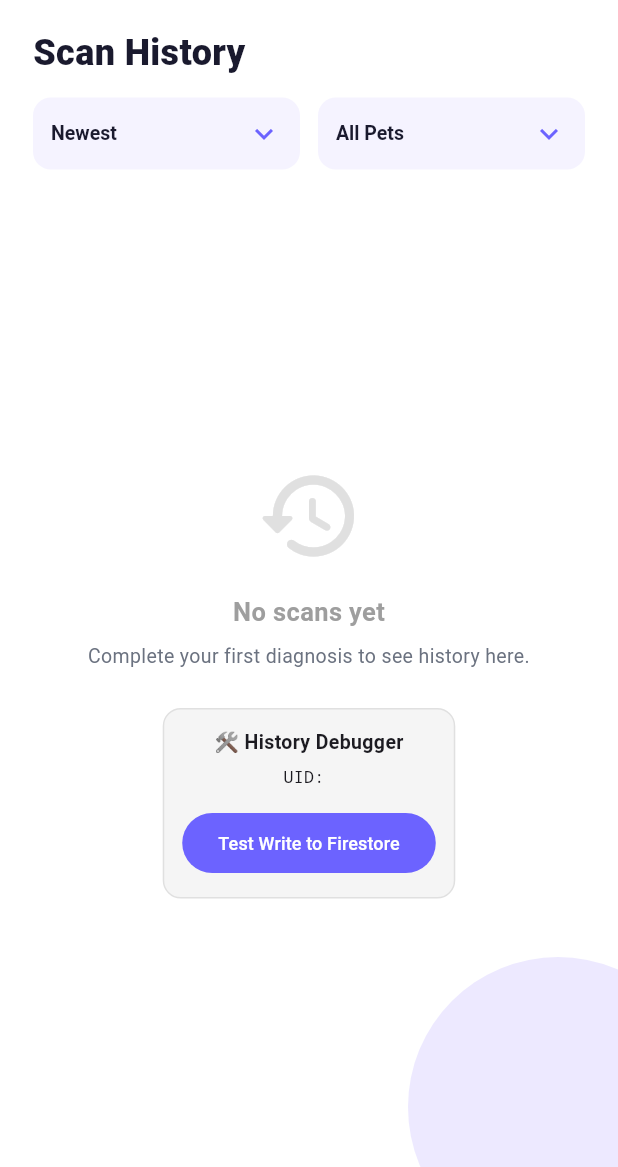
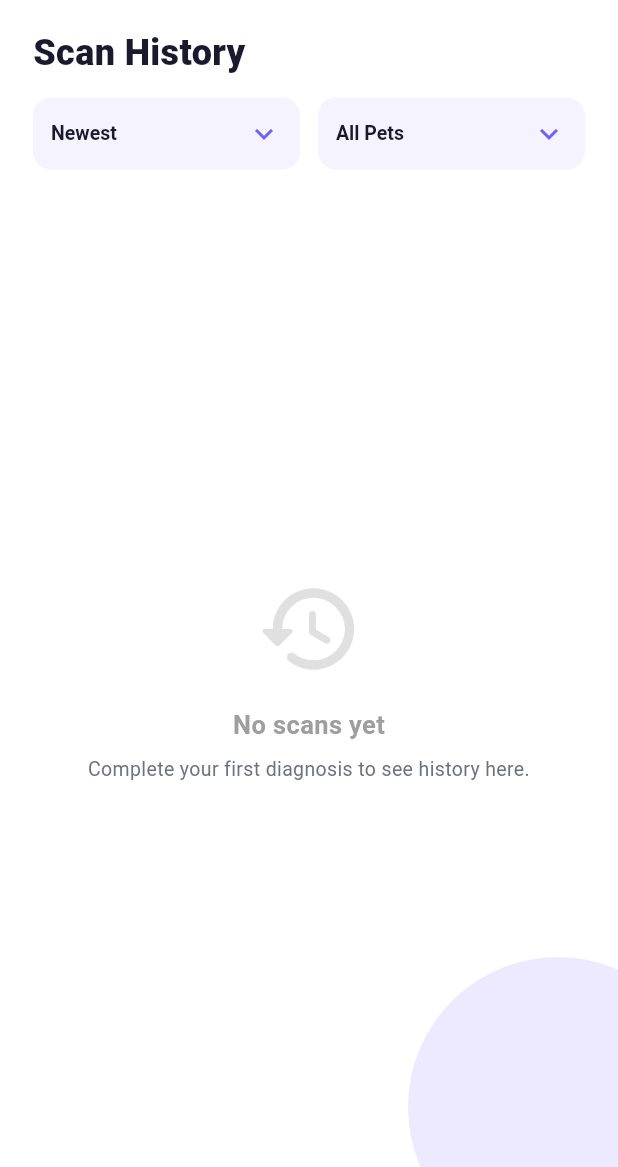
Before and after one commit to Supuni-Punsarani/Pet-Skin-Disease-Detection, a Flutter app: the HistoryScreen screen opened by its route, on a phone screen of 412 x 824 dp, the part 69-1236 px from its top. Run offline on Flutter 3.47's test engine with Material 3 defaults, Android fonts, the phone set to English and light mode, and no system bars; our stand-ins replace cloud_firestore, firebase_auth, firebase_core, firebase_storage, flutter_animate, geolocator and 4 more; accounts and stored records are empty; network calls fail.

Commit message:
Remove debug section from history screen

```diff
--- a/pet_skin_app/lib/screens/history_screen.dart
+++ b/pet_skin_app/lib/screens/history_screen.dart
@@ -355,7 +355,6 @@ class _ScanDetailSheet extends StatelessWidget {
 class _EmptyHistory extends StatelessWidget {
   @override
   Widget build(BuildContext context) {
-    final user = FirebaseAuth.instance.currentUser;
     return Center(
       child: Column(
         mainAxisSize: MainAxisSize.min,
@@ -367,88 +366,6 @@ class _EmptyHistory extends StatelessWidget {
           Text('Complete your first diagnosis to see history here.',
               style: AppTextStyles.body.copyWith(color: AppColors.textMedium),
               textAlign: TextAlign.center),
-          const SizedBox(height: 24),
-
-          // Debug section
-          Container(
-            margin: const EdgeInsets.symmetric(horizontal: 24),
-            padding: const EdgeInsets.all(12),
-            decoration: BoxDecoration(
-              color: Colors.grey.shade100,
-              borderRadius: BorderRadius.circular(12),
-              border: Border.all(color: Colors.grey.shade300),
-            ),
-            child: Column(
-              children: [
-                const Text(
-                  '🛠 History Debugger',
-                  style: TextStyle(fontWeight: FontWeight.bold, fontSize: 13),
-                ),
-                const SizedBox(height: 6),
-                Text(
-                  'UID: ${user?.uid ?? "Not logged in (null)"}',
-                  style: const TextStyle(fontSize: 11, fontFamily: 'monospace'),
-                ),
-                const SizedBox(height: 12),
-                ElevatedButton(
-                  onPressed: user == null ? null : () async {
-                    showDialog(
-                      context: context,
-                      barrierDismissible: false,
-                      builder: (_) => const Center(child: CircularProgressIndicator()),
-                    );
-                    try {
-                      final docId = await FirestoreService.saveScan(
-                        uid: user.uid,
-                        petType: 'Dog',
-                        imageUrl: '',
-                        diagnosis: 'Bacterial Dermatosis (Debug Test)',
-                        confidence: 0.99,
-                        severity: 'Moderate',
-                        urgency: 'See vet within 3 days',
-                        description: 'This is a test scan to verify Firestore writes.',
-                        treatments: ['Test Treatment 1'],
-                        matchedSymptoms: ['Test Symptom'],
-                        answers: {'q1': 'A'},
-                      );
-                      if (!context.mounted) return;
-                      Navigator.pop(context); // close loading dialog
-                      showDialog(
-                        context: context,
-                        builder: (c) => AlertDialog(
-                          title: const Text('✅ Success'),
-                          content: Text('Test scan written successfully!\nDocument ID: $docId'),
-                          actions: [
-                            TextButton(
-                              onPressed: () => Navigator.pop(c),
-                              child: const Text('OK'),
-                            )
-                          ],
-                        ),
-                      );
-                    } catch (e) {
-                      if (!context.mounted) return;
-                      Navigator.pop(context); // close loading dialog
-                      showDialog(
-                        context: context,
-                        builder: (c) => AlertDialog(
-                          title: const Text('❌ Write Failed'),
-                          content: Text('Error writing to Firestore:\n$e'),
-                          actions: [
-                            TextButton(
-                              onPressed: () => Navigator.pop(c),
-                              child: const Text('OK'),
-                            )
-                          ],
-                        ),
-                      );
-                    }
-                  },
-                  child: const Text('Test Write to Firestore', style: TextStyle(fontSize: 12)),
-                ),
-              ],
-            ),
-          ),
         ],
       ),
     );
```
